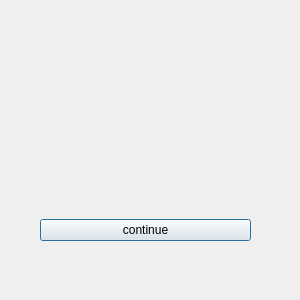
Above: Sem2/lab1.2/newPuzzle/settings.ui from Alina-Hryn/OOP before the change. Below: the same form after it.
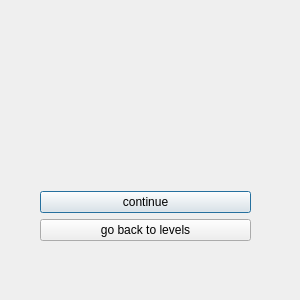
That is the form after the change.

Patch:
```diff
--- a/Sem2/lab1.2/newPuzzle/settings.ui
+++ b/Sem2/lab1.2/newPuzzle/settings.ui
@@ -56,6 +56,13 @@
       </property>
      </widget>
     </item>
+    <item>
+     <widget class="QPushButton" name="pushButton_2">
+      <property name="text">
+       <string>go back to levels</string>
+      </property>
+     </widget>
+    </item>
    </layout>
   </widget>
  </widget>
```
